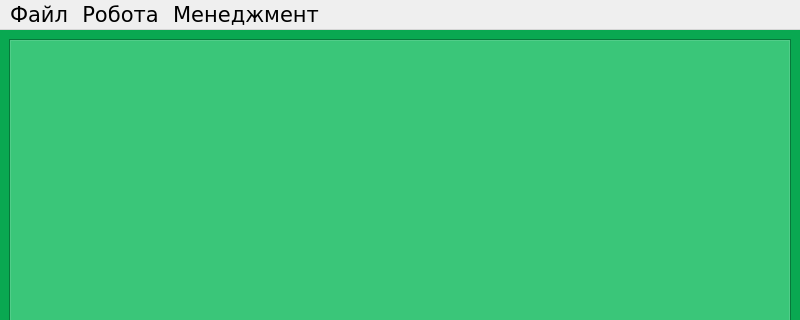
This is AutoCenterDesktop/mainwindow.ui in Sage-Cat/AutoCenterDesktop as Qt 5 draws it before an edit; both pictures show x 0 to 800 and y 0 to 320 of the 800 by 600 pixel window. The edited form follows.
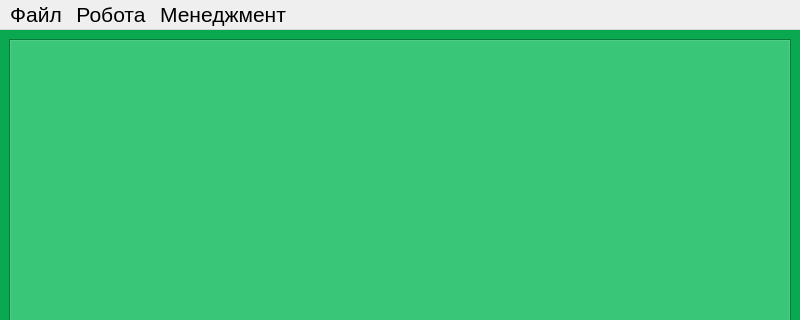
This is the edited form. Icons and pictures are not drawn.

Commit message: Edited encoding. Added icon to mainwindow

Patch:
```diff
--- a/AutoCenterDesktop/mainwindow.ui
+++ b/AutoCenterDesktop/mainwindow.ui
@@ -958,12 +958,11 @@
      <x>0</x>
      <y>0</y>
      <width>800</width>
-     <height>30</height>
+     <height>36</height>
     </rect>
    </property>
    <property name="font">
     <font>
-     <family>DejaVu Sans</family>
      <pointsize>16</pointsize>
     </font>
    </property>
```
Left out of the diff: 9 changed lines with no effect on the pictures. The commit also changes 1 other file.
